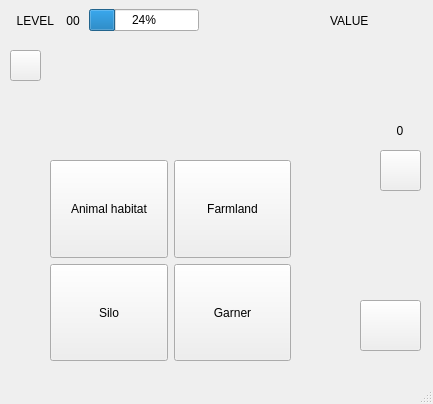
The window that mainwindow.ui (radical-p/HeyDay-IUT) describes before a commit, drawn with Qt 5.
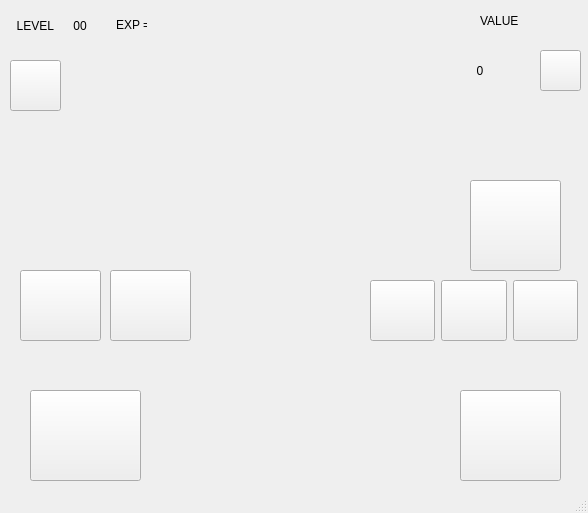
The same window after the commit.

Diff of the .ui file:
```diff
--- a/mainwindow.ui
+++ b/mainwindow.ui
@@ -6,8 +6,8 @@
    <rect>
     <x>0</x>
     <y>0</y>
-    <width>433</width>
-    <height>404</height>
+    <width>588</width>
+    <height>513</height>
    </rect>
   </property>
   <property name="sizePolicy">
@@ -20,46 +20,13 @@
    <string>MainWindow</string>
   </property>
   <widget class="QWidget" name="centralwidget">
-   <widget class="QWidget" name="horizontalLayoutWidget">
-    <property name="geometry">
-     <rect>
-      <x>10</x>
-      <y>0</y>
-      <width>189</width>
-      <height>41</height>
-     </rect>
-    </property>
-    <layout class="QHBoxLayout" name="horizontalLayout">
-     <item>
-      <widget class="QLabel" name="label">
-       <property name="text">
-        <string>  LEVEL </string>
-       </property>
-      </widget>
-     </item>
-     <item>
-      <widget class="QLabel" name="label_4">
-       <property name="text">
-        <string> 00 </string>
-       </property>
-      </widget>
-     </item>
-     <item>
-      <widget class="QProgressBar" name="XP">
-       <property name="value">
-        <number>24</number>
-       </property>
-      </widget>
-     </item>
-    </layout>
-   </widget>
    <widget class="QPushButton" name="pushButton">
     <property name="geometry">
      <rect>
       <x>10</x>
-      <y>50</y>
-      <width>31</width>
-      <height>31</height>
+      <y>60</y>
+      <width>51</width>
+      <height>51</height>
      </rect>
     </property>
     <property name="text">
@@ -69,9 +36,9 @@
    <widget class="QWidget" name="horizontalLayoutWidget_2">
     <property name="geometry">
      <rect>
-      <x>330</x>
+      <x>480</x>
       <y>0</y>
-      <width>98</width>
+      <width>101</width>
       <height>41</height>
      </rect>
     </property>
@@ -98,77 +65,13 @@
      </item>
     </layout>
    </widget>
-   <widget class="QWidget" name="gridLayoutWidget">
-    <property name="geometry">
-     <rect>
-      <x>50</x>
-      <y>160</y>
-      <width>241</width>
-      <height>201</height>
-     </rect>
-    </property>
-    <layout class="QGridLayout" name="gridLayout">
-     <item row="0" column="1">
-      <widget class="QPushButton" name="pushButton_5">
-       <property name="sizePolicy">
-        <sizepolicy hsizetype="Minimum" vsizetype="MinimumExpanding">
-         <horstretch>0</horstretch>
-         <verstretch>0</verstretch>
-        </sizepolicy>
-       </property>
-       <property name="text">
-        <string>Farmland</string>
-       </property>
-      </widget>
-     </item>
-     <item row="0" column="0">
-      <widget class="QPushButton" name="pushButton_4">
-       <property name="sizePolicy">
-        <sizepolicy hsizetype="Preferred" vsizetype="MinimumExpanding">
-         <horstretch>0</horstretch>
-         <verstretch>0</verstretch>
-        </sizepolicy>
-       </property>
-       <property name="text">
-        <string>Animal habitat</string>
-       </property>
-      </widget>
-     </item>
-     <item row="1" column="0">
-      <widget class="QPushButton" name="pushButton_6">
-       <property name="sizePolicy">
-        <sizepolicy hsizetype="Minimum" vsizetype="MinimumExpanding">
-         <horstretch>0</horstretch>
-         <verstretch>0</verstretch>
-        </sizepolicy>
-       </property>
-       <property name="text">
-        <string>Silo</string>
-       </property>
-      </widget>
-     </item>
-     <item row="1" column="1">
-      <widget class="QPushButton" name="pushButton_7">
-       <property name="sizePolicy">
-        <sizepolicy hsizetype="Minimum" vsizetype="MinimumExpanding">
-         <horstretch>0</horstretch>
-         <verstretch>0</verstretch>
-        </sizepolicy>
-       </property>
-       <property name="text">
-        <string>Garner</string>
-       </property>
-      </widget>
-     </item>
-    </layout>
-   </widget>
    <widget class="QLabel" name="label_5">
     <property name="geometry">
      <rect>
-      <x>390</x>
-      <y>120</y>
-      <width>21</width>
-      <height>21</height>
+      <x>470</x>
+      <y>50</y>
+      <width>61</width>
+      <height>41</height>
      </rect>
     </property>
     <property name="text">
@@ -178,8 +81,8 @@
    <widget class="QPushButton" name="pushButton_2">
     <property name="geometry">
      <rect>
-      <x>380</x>
-      <y>150</y>
+      <x>540</x>
+      <y>50</y>
       <width>41</width>
       <height>41</height>
      </rect>
@@ -200,10 +103,10 @@
    <widget class="QPushButton" name="pushButton_3">
     <property name="geometry">
      <rect>
-      <x>360</x>
-      <y>300</y>
-      <width>61</width>
-      <height>51</height>
+      <x>460</x>
+      <y>390</y>
+      <width>101</width>
+      <height>91</height>
      </rect>
     </property>
     <property name="sizePolicy">
@@ -212,6 +115,209 @@
       <verstretch>0</verstretch>
      </sizepolicy>
     </property>
+    <property name="cursor">
+     <cursorShape>PointingHandCursor</cursorShape>
+    </property>
+    <property name="text">
+     <string/>
+    </property>
+   </widget>
+   <widget class="QLabel" name="label">
+    <property name="geometry">
+     <rect>
+      <x>10</x>
+      <y>0</y>
+      <width>51</width>
+      <height>51</height>
+     </rect>
+    </property>
+    <property name="text">
+     <string>  LEVEL </string>
+    </property>
+   </widget>
+   <widget class="QWidget" name="layoutWidget">
+    <property name="geometry">
+     <rect>
+      <x>370</x>
+      <y>280</y>
+      <width>208</width>
+      <height>61</height>
+     </rect>
+    </property>
+    <layout class="QHBoxLayout" name="horizontalLayout_3">
+     <item>
+      <widget class="QPushButton" name="Sheepcote">
+       <property name="sizePolicy">
+        <sizepolicy hsizetype="Preferred" vsizetype="Minimum">
+         <horstretch>0</horstretch>
+         <verstretch>0</verstretch>
+        </sizepolicy>
+       </property>
+       <property name="cursor">
+        <cursorShape>PointingHandCursor</cursorShape>
+       </property>
+       <property name="text">
+        <string/>
+       </property>
+      </widget>
+     </item>
+     <item>
+      <widget class="QPushButton" name="Dairyfarm">
+       <property name="sizePolicy">
+        <sizepolicy hsizetype="Minimum" vsizetype="Minimum">
+         <horstretch>0</horstretch>
+         <verstretch>0</verstretch>
+        </sizepolicy>
+       </property>
+       <property name="cursor">
+        <cursorShape>PointingHandCursor</cursorShape>
+       </property>
+       <property name="text">
+        <string/>
+       </property>
+      </widget>
+     </item>
+     <item>
+      <widget class="QPushButton" name="Aviculture">
+       <property name="sizePolicy">
+        <sizepolicy hsizetype="Minimum" vsizetype="Minimum">
+         <horstretch>0</horstretch>
+         <verstretch>0</verstretch>
+        </sizepolicy>
+       </property>
+       <property name="cursor">
+        <cursorShape>PointingHandCursor</cursorShape>
+       </property>
+       <property name="text">
+        <string/>
+       </property>
+      </widget>
+     </item>
+    </layout>
+   </widget>
+   <widget class="QPushButton" name="silo">
+    <property name="geometry">
+     <rect>
+      <x>470</x>
+      <y>180</y>
+      <width>91</width>
+      <height>91</height>
+     </rect>
+    </property>
+    <property name="sizePolicy">
+     <sizepolicy hsizetype="Minimum" vsizetype="Minimum">
+      <horstretch>0</horstretch>
+      <verstretch>0</verstretch>
+     </sizepolicy>
+    </property>
+    <property name="cursor">
+     <cursorShape>PointingHandCursor</cursorShape>
+    </property>
+    <property name="text">
+     <string/>
+    </property>
+   </widget>
+   <widget class="QPushButton" name="garner">
+    <property name="geometry">
+     <rect>
+      <x>30</x>
+      <y>390</y>
+      <width>111</width>
+      <height>91</height>
+     </rect>
+    </property>
+    <property name="sizePolicy">
+     <sizepolicy hsizetype="Minimum" vsizetype="Minimum">
+      <horstretch>0</horstretch>
+      <verstretch>0</verstretch>
+     </sizepolicy>
+    </property>
+    <property name="cursor">
+     <cursorShape>PointingHandCursor</cursorShape>
+    </property>
+    <property name="text">
+     <string/>
+    </property>
+   </widget>
+   <widget class="QPushButton" name="WheatLand">
+    <property name="geometry">
+     <rect>
+      <x>110</x>
+      <y>270</y>
+      <width>81</width>
+      <height>71</height>
+     </rect>
+    </property>
+    <property name="sizePolicy">
+     <sizepolicy hsizetype="Minimum" vsizetype="Minimum">
+      <horstretch>0</horstretch>
+      <verstretch>0</verstretch>
+     </sizepolicy>
+    </property>
+    <property name="cursor">
+     <cursorShape>PointingHandCursor</cursorShape>
+    </property>
+    <property name="text">
+     <string/>
+    </property>
+   </widget>
+   <widget class="QPushButton" name="alfalfaLand">
+    <property name="geometry">
+     <rect>
+      <x>20</x>
+      <y>270</y>
+      <width>81</width>
+      <height>71</height>
+     </rect>
+    </property>
+    <property name="sizePolicy">
+     <sizepolicy hsizetype="Minimum" vsizetype="Minimum">
+      <horstretch>0</horstretch>
+      <verstretch>0</verstretch>
+     </sizepolicy>
+    </property>
+    <property name="cursor">
+     <cursorShape>PointingHandCursor</cursorShape>
+    </property>
+    <property name="text">
+     <string/>
+    </property>
+   </widget>
+   <widget class="QLabel" name="label_4">
+    <property name="geometry">
+     <rect>
+      <x>70</x>
+      <y>10</y>
+      <width>31</width>
+      <height>31</height>
+     </rect>
+    </property>
+    <property name="text">
+     <string> 00 </string>
+    </property>
+   </widget>
+   <widget class="QLabel" name="exp1">
+    <property name="geometry">
+     <rect>
+      <x>116</x>
+      <y>9</y>
+      <width>31</width>
+      <height>31</height>
+     </rect>
+    </property>
+    <property name="text">
+     <string>EXP =</string>
+    </property>
+   </widget>
+   <widget class="QLabel" name="exp2">
+    <property name="geometry">
+     <rect>
+      <x>150</x>
+      <y>10</y>
+      <width>31</width>
+      <height>31</height>
+     </rect>
+    </property>
     <property name="text">
      <string/>
     </property>
```
Left out of the diff: 8 changed lines with no effect on the pictures.
